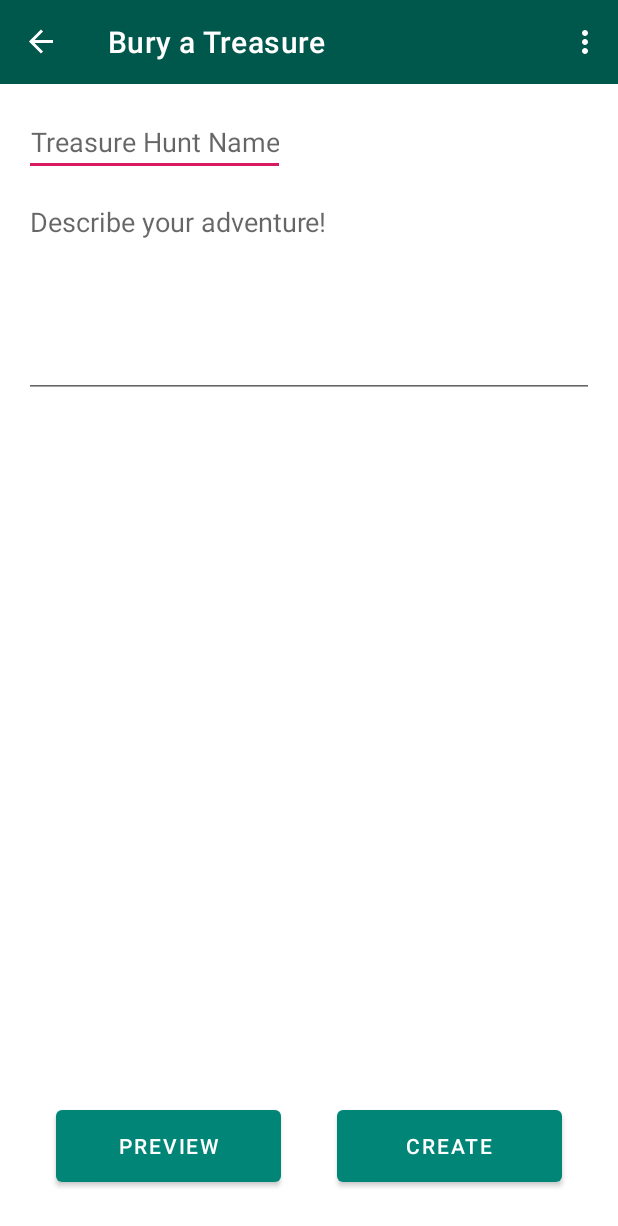
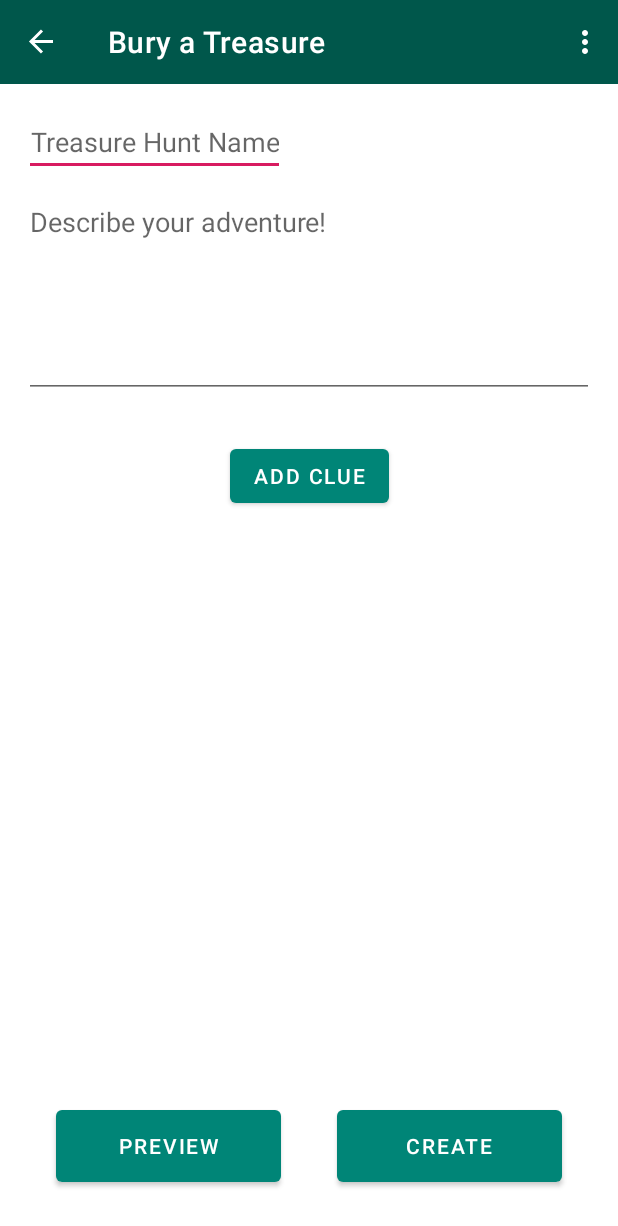
Before and after one commit to Awilg/yarn-android, an Android app: the TreasureCreateFragment screen opened through its navigation route, in the side drawer, after a tap on "Create An Adventure", on a phone screen of 412 x 824 dp. Shown: the top 1226 px of the screen. Run offline under Robolectric (Android 15) with nearby library versions, the light colour scheme and no system bars; our stand-ins replace Timber, androidx.preference, data binding, navigation-ui; pictures from the network do not load; 3 statements that could not run were skipped.

Commit message:
Adding an add clue button to the create screen

```diff
--- a/app/src/main/java/com/orienteer/treasurecreate/TreasureCreateFragment.kt
+++ b/app/src/main/java/com/orienteer/treasurecreate/TreasureCreateFragment.kt
@@ -83,7 +83,17 @@ class TreasureCreateFragment : Fragment(), OnMapReadyCallback {
         viewModel.navigateToPreview.observe(this, Observer {
             if (it == true) {
                 Timber.i("navigating to the preview screen!")
-                Toast.makeText(context, "Preview!", Toast.LENGTH_LONG)
+                Toast.makeText(context, "Preview!", Toast.LENGTH_SHORT)
+                    .show()
+                viewModel.doneNavigating()
+            }
+        })
+
+        // Set up observer for the add clue button
+        viewModel.navigateAddClue.observe(this, Observer {
+            if (it == true) {
+                Timber.i("Adding a clue!")
+                Toast.makeText(context, "Add Clue!", Toast.LENGTH_SHORT)
                     .show()
                 viewModel.doneNavigating()
             }
--- a/app/src/main/java/com/orienteer/treasurecreate/TreasureCreateViewModel.kt
+++ b/app/src/main/java/com/orienteer/treasurecreate/TreasureCreateViewModel.kt
@@ -24,8 +24,14 @@ class TreasureCreateViewModel : ViewModel() {
     val navigateToPreview: LiveData<Boolean?>
         get() = _navigateToPreview
 
+    private val _navigateAddClue = MutableLiveData<Boolean?>()
+    val navigateAddClue: LiveData<Boolean?>
+        get() = _navigateAddClue
+
     fun doneNavigating() {
         _navigateToSuccessScreen.value = null
+        _navigateToPreview.value = null
+        _navigateAddClue.value = null
     }
 
     fun onCreateClicked() {
@@ -36,6 +42,10 @@ class TreasureCreateViewModel : ViewModel() {
         _navigateToPreview.value = true
     }
 
+    fun onAddClueClicked() {
+        _navigateAddClue.value = true
+    }
+
     fun setTreasureHuntName(name: String) {
         _treasureHuntName.value = name
     }
--- a/app/src/main/res/layout/fragment_treasure_create.xml
+++ b/app/src/main/res/layout/fragment_treasure_create.xml
@@ -1,5 +1,5 @@
 <?xml version="1.0" encoding="utf-8"?>
-<layout
+<layout xmlns:tools="http://schemas.android.com/tools"
     xmlns:android="http://schemas.android.com/apk/res/android"
     xmlns:app="http://schemas.android.com/apk/res-auto">
 
@@ -72,6 +72,16 @@
             app:layout_constraintHorizontal_bias="0.5"
             app:layout_constraintStart_toEndOf="@+id/preview_adventure_button" />
 
+        <Button
+            android:id="@+id/add_clue_button"
+            android:layout_width="wrap_content"
+            android:layout_height="wrap_content"
+            android:text="@string/add_clue"
+            android:onClick="@{() -> viewModel.onAddClueClicked()}"
+            app:layout_constraintEnd_toEndOf="parent"
+            app:layout_constraintStart_toStartOf="parent"
+            app:layout_constraintTop_toBottomOf="@+id/clues_section" />
+
 
     </androidx.constraintlayout.widget.ConstraintLayout>
 </layout>
--- a/app/src/main/res/values/strings.xml
+++ b/app/src/main/res/values/strings.xml
@@ -134,4 +134,5 @@
     <string name="night_mode_enabled">night_mode_enabled</string>
     <string name="preview">Preview</string>
     <string name="describe_your_adventure">Describe your adventure!</string>
+    <string name="add_clue">Add Clue</string>
 </resources>
```
